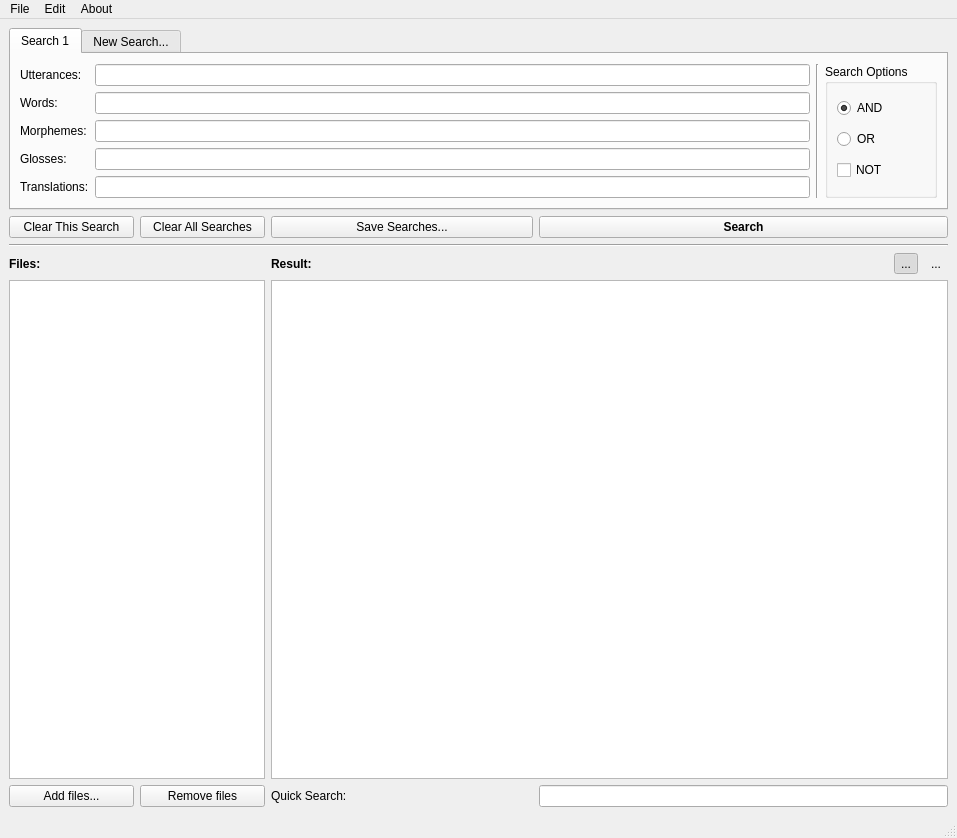
First picture: the form in ui/MainAnalyzer.ui, repository cidles/poio-analyzer, before the edit.
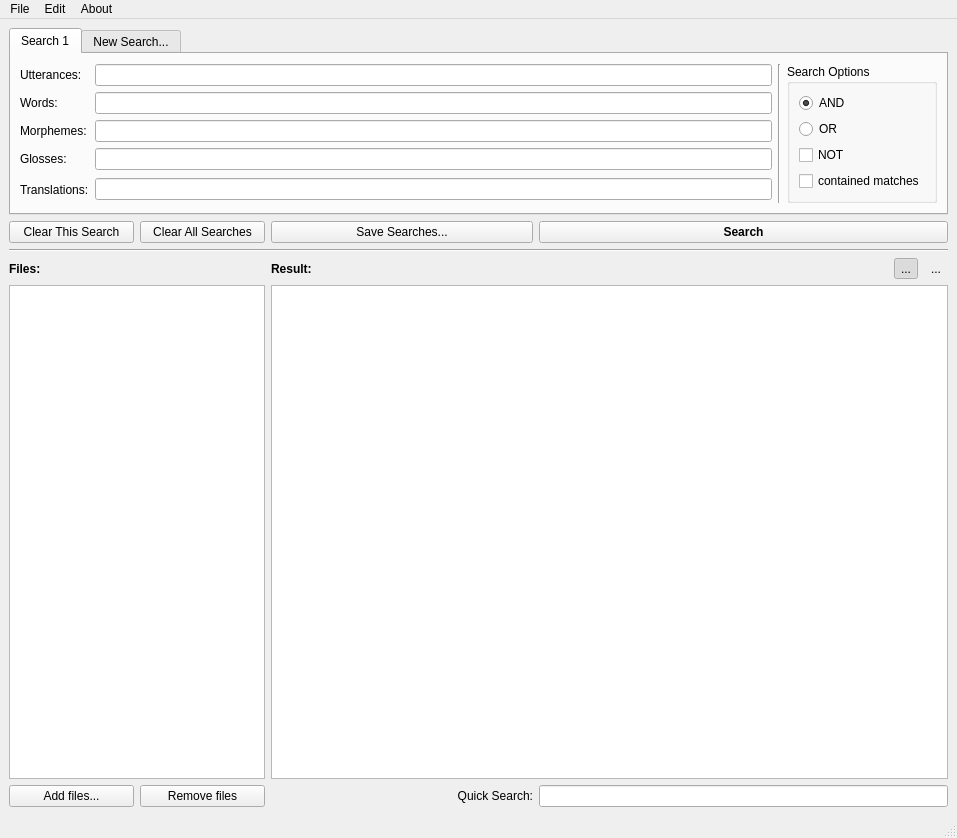
Second picture: the form after the edit. Icons and pictures are not drawn. Custom widgets are drawn as their Qt base class.

```diff
--- a/ui/MainAnalyzer.ui
+++ b/ui/MainAnalyzer.ui
@@ -201,6 +201,9 @@
         <property name="text">
          <string>Quick Search:</string>
         </property>
+        <property name="alignment">
+         <set>Qt::AlignRight|Qt::AlignTrailing|Qt::AlignVCenter</set>
+        </property>
        </widget>
       </item>
       <item row="2" column="1" colspan="6">
@@ -417,6 +420,13 @@
                  </property>
                 </widget>
                </item>
+               <item>
+                <widget class="QCheckBox" name="checkboxContained">
+                 <property name="text">
+                  <string>contained matches</string>
+                 </property>
+                </widget>
+               </item>
               </layout>
              </widget>
             </item>
```
Left out of the diff: 35 changed lines with no effect on the pictures.
